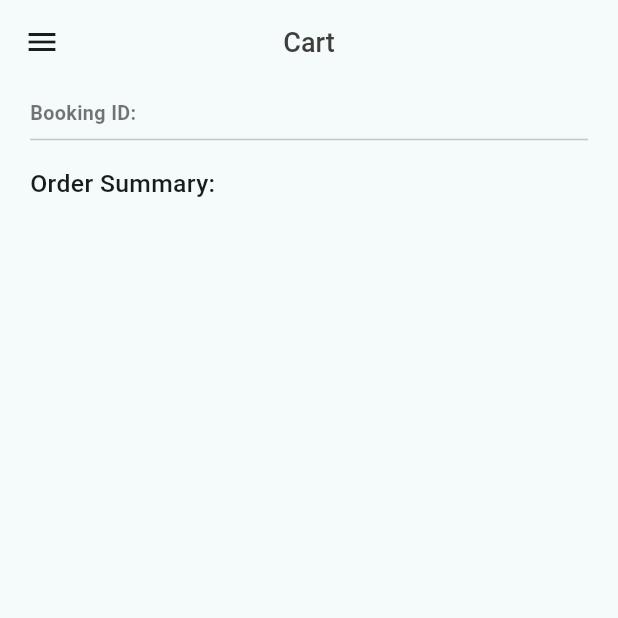
After one commit to wxiaoxuan/jiak_users_app, a Flutter app: the MyOrderCopy screen opened directly, on a phone screen of 412 x 824 dp, the top half of it. The commit adds this screen. Run offline on Flutter 3.47's test engine with Material 2 defaults, Android fonts, the light colour scheme and no system bars; our stand-ins replace carousel_slider, geocoding, geolocator, shared_preferences; missing offline and left inert: bcrypt, mongo_dart, number_inc_dec; accounts and stored records are empty.

Commit message:
User able to get data in My Order Page for 1 Menu Item
- Yet to fix for multiple items

```diff
--- a/lib/pages/cart_checkout.dart
+++ b/lib/pages/cart_checkout.dart
@@ -21,8 +21,8 @@ class _CartCheckoutState extends State<CartCheckout> {
   final customerEmail = sharedPreferences?.get('email');
 
   // =============== Insert User's Current Cart into DB ======================
-  Future<void> insertCartIntoDB(BuildContext context,
-      double totalCartPrice) async {
+  Future<void> insertCartIntoDB(
+      BuildContext context, double totalCartPrice) async {
     final cartProvider = Provider.of<CartProvider>(context, listen: false);
 
     // Prepare a list of CartItems objects based on the Items in the Cart
@@ -58,7 +58,6 @@ class _CartCheckoutState extends State<CartCheckout> {
   @override
   Widget build(BuildContext context) {
     final cartProvider = Provider.of<CartProvider>(context, listen: false);
-    // print(cartProvider.cartItems);
 
     // to calculate the initial total price
     cartProvider.calculateTotalPrice();
@@ -81,23 +80,14 @@ class _CartCheckoutState extends State<CartCheckout> {
         children: [
           // Header - Order Summary
           Container(
-            width: MediaQuery
-                .of(context)
-                .size
-                .width * 0.92,
-            height: MediaQuery
-                .of(context)
-                .size
-                .height * 0.05,
+            width: MediaQuery.of(context).size.width * 0.92,
+            height: MediaQuery.of(context).size.height * 0.05,
             // color: Colors.black12,
             alignment: Alignment.centerLeft,
             child: Text(
               'Order Summary:',
               style: TextStyle(
-                fontSize: MediaQuery
-                    .of(context)
-                    .size
-                    .width * 0.040,
+                fontSize: MediaQuery.of(context).size.width * 0.040,
                 fontWeight: FontWeight.w600,
                 color: Colors.black87,
               ),
@@ -105,16 +95,14 @@ class _CartCheckoutState extends State<CartCheckout> {
           ),
           // Display Menu Items In Cart
           SizedBox(
-            height: MediaQuery
-                .of(context)
-                .size
-                .height * 0.67,
+            height: MediaQuery.of(context).size.height * 0.67,
             child:
-            Consumer<CartProvider>(builder: (context, cartProvider, child) {
+                Consumer<CartProvider>(builder: (context, cartProvider, child) {
               return ListView.builder(
                   itemCount: cartProvider.cartItems.length,
                   itemBuilder: (context, index) {
                     final menuItem = cartProvider.cartItems[index];
+                    // print(cartProvider.cartItems);
 
                     return GestureDetector(
                       onTap: () {},
@@ -127,7 +115,7 @@ class _CartCheckoutState extends State<CartCheckout> {
                             title: Text(
                               menuItem['menuTitle'],
                               style:
-                              const TextStyle(fontWeight: FontWeight.w500),
+                                  const TextStyle(fontWeight: FontWeight.w500),
                             ),
                             subtitle: Row(
                               children: [
@@ -178,8 +166,7 @@ class _CartCheckoutState extends State<CartCheckout> {
                               child: Row(
                                 children: [
                                   Text(
-                                    '\$${cartProvider.calculateTotalItemPrice(
-                                        menuItem).toStringAsFixed(2)}',
+                                    '\$${cartProvider.calculateTotalItemPrice(menuItem).toStringAsFixed(2)}',
                                     style: const TextStyle(
                                       fontWeight: FontWeight.w500,
                                       fontSize: 16.0,
@@ -206,14 +193,8 @@ class _CartCheckoutState extends State<CartCheckout> {
           // Check Out Button
           Container(
             color: Colors.black12,
-            width: MediaQuery
-                .of(context)
-                .size
-                .width,
-            height: MediaQuery
-                .of(context)
-                .size
-                .height * 0.155,
+            width: MediaQuery.of(context).size.width,
+            height: MediaQuery.of(context).size.height * 0.155,
             child: Column(children: [
               Padding(
                   padding: const EdgeInsets.only(top: 25.0, bottom: 5.0),
@@ -223,8 +204,24 @@ class _CartCheckoutState extends State<CartCheckout> {
                         fontWeight: FontWeight.bold, fontSize: 18.0),
                   )),
               ElevatedButton(
-                onPressed: () {
-                  insertCartIntoDB(context, totalCartPrice);
+                onPressed: () async {
+                  await insertCartIntoDB(context, totalCartPrice);
+                  // Store the Cart Data in Provider's LatestOrder to display in My Order Page
+                  final cartProvider =
+                      Provider.of<CartProvider>(context, listen: false);
+
+                  // store cartProvider.cartItems's data in a variable
+                  List<Map<String, dynamic>> newOrder = cartProvider.cartItems;
+                  // can insert one menu item.
+                  // how bout multiple menu items?
+
+                  print("newOrder");
+                  print(newOrder);
+
+                  // print(cartProvider.cartItems);
+                  cartProvider.setLatestOrder(newOrder);
+
+                  // // Clear Cart
                   cartProvider.clearCart();
                   totalCartPrice = 0.0;
                   setState(() {});
@@ -241,3 +238,20 @@ class _CartCheckoutState extends State<CartCheckout> {
     );
   }
 }
+// 'cartTotalPrice': totalCartPrice,
+// 'menuID': cartProvider.cartItems[0]['menuID'],
+// 'menuTitle': cartProvider.cartItems[0]['menuTitle'],
+// 'menuInformation': cartProvider.cartItems[0]
+//     ['menuInformation'],
+// 'menuPrice': cartProvider.cartItems[0]['menuPrice'],
+
+// //
+// final orderData = {
+//   'sellerID':
+//       cartProvider.cartItems[0]['sellerID'].toString(),
+//   'sellerName': cartProvider.cartItems[0]['sellerName'],
+//   'customerName': customerName.toString(),
+//   'customerEmail': customerEmail.toString(),
+//   'cartItems': cartProvider.cartItems[0],
+//   'timestamp': DateTime.now(),
+// };
--- a/lib/pages/home.dart
+++ b/lib/pages/home.dart
@@ -5,9 +5,9 @@ import 'package:jiak_users_app/widgets/homeWidgets/iconTextItem.dart';
 import 'package:provider/provider.dart';
 
 import '../provider/cart_provider.dart';
-import '../widgets/homeWidgets/headers.dart';
 import '../resources/mongoDB.dart';
 import '../widgets/customDrawer.dart';
+import '../widgets/homeWidgets/headers.dart';
 import '../widgets/homeWidgets/sellerListHorizontal.dart';
 
 class Home extends StatefulWidget {
--- a/lib/pages/my_order.dart
+++ b/lib/pages/my_order.dart
@@ -197,7 +197,7 @@ class _MyOrderState extends State<MyOrder> {
               ],
             ),
 
-            // Order Summary Header
+
             const Divider(),
 
             const SizedBox(height: 10.0),
--- /dev/null
+++ b/lib/pages/my_order_copy.dart
@@ -0,0 +1,101 @@
+import 'package:flutter/material.dart';
+import 'package:provider/provider.dart';
+
+import '../provider/cart_provider.dart';
+import '../widgets/customDrawer.dart';
+
+class MyOrderCopy extends StatefulWidget {
+  // final Map<String, dynamic>? latestOrder;
+
+  const MyOrderCopy({super.key});
+
+  @override
+  State<MyOrderCopy> createState() => _MyOrderCopyState();
+}
+
+class _MyOrderCopyState extends State<MyOrderCopy> {
+  @override
+  Widget build(BuildContext context) {
+    final cartProvider = Provider.of<CartProvider>(context);
+
+    print('================');
+    print("cartProvider.latestOrders");
+    // print(cartProvider.latestOrders[0]['sellerName']);
+    print(cartProvider.latestOrders);
+    // print("cartProvider.cartItems");
+    // print(cartProvider.cartItems);
+
+    return Scaffold(
+      drawer: const CustomDrawer(),
+      appBar: AppBar(
+        // backgroundColor: Colors.yellow[800],
+        title: const Text("Cart"),
+        titleTextStyle: const TextStyle(
+          color: Color(0xff3e3e3c),
+          fontSize: 18.0,
+          fontWeight: FontWeight.w500,
+        ),
+        centerTitle: true,
+      ),
+      body: Padding(
+        padding: const EdgeInsets.symmetric(horizontal: 20.0),
+        child: Column(
+          crossAxisAlignment: CrossAxisAlignment.start,
+          children: [
+            const SizedBox(height: 10.0),
+            // Booking ID Header
+            Row(
+              children: [
+                Text(
+                  'Booking ID: ',
+                  style: TextStyle(
+                      fontSize: MediaQuery.of(context).size.width * 0.032,
+                      fontWeight: FontWeight.w600,
+                      color: Colors.black54),
+                ),
+                // Text(
+                //   latestOrder['_id'].toString(),
+                //   style: TextStyle(
+                //     color: Colors.black54,
+                //     fontSize: MediaQuery
+                //         .of(context)
+                //         .size
+                //         .width * 0.032,
+                //   ),
+                // ),
+              ],
+            ),
+            const Divider(),
+            const SizedBox(height: 10.0),
+
+            // Order Summary Header
+            Text(
+              'Order Summary: ',
+              style: TextStyle(
+                fontSize: MediaQuery.of(context).size.width * 0.040,
+                fontWeight: FontWeight.w500,
+              ),
+            ),
+            // Expanded(
+            //     child: Column(
+            //   children: [
+            //     // Seller Name
+            //     Text(
+            //       // 'Menu Title: ${latestOrder?[0]['menuTitle'] ?? 'Nil'}',
+            //       '${latestOrder?[0]['sellerName'] ?? 'Nil'}',
+            //       style: TextStyle(
+            //         fontSize: MediaQuery.of(context).size.width * 0.036,
+            //         fontWeight: FontWeight.w500,
+            //       ),
+            //     ),
+            //     const SizedBox(height: 5.0),
+            //
+            //     const Divider(),
+            //   ],
+            // )),
+          ],
+        ),
+      ),
+    );
+  }
+}
--- a/lib/provider/cart_provider.dart
+++ b/lib/provider/cart_provider.dart
@@ -5,6 +5,22 @@ class CartProvider extends ChangeNotifier {
   List<Map<String, dynamic>> cartItems = [];
   Map<String, int> cartItemsQuantity = {};
   double totalCartPrice = 0.0;
+
+  List<Map<String, dynamic>> latestOrders = [];
+
+  // Set the latest order
+  void setLatestOrder(List<Map<String, dynamic>> order) {
+    print("Order data in provider: $order");
+    latestOrders = order;
+    notifyListeners();
+
+    print(latestOrders);
+  }
+
+  // void clearLatestOrder() {
+  //   latestOrders = null;
+  //   notifyListeners();
+  // }
 
   void addToCart(Map<String, dynamic> seller, String menuItemID,
       Map<String, dynamic> menuItem, int quantity) {
@@ -52,7 +68,7 @@ class CartProvider extends ChangeNotifier {
   void updateCartItemQuantity(String menuItemID, int quantity) {
     // Find the index of the item in cartItems
     final int index =
-    cartItems.indexWhere((item) => item['menuID'] == menuItemID);
+        cartItems.indexWhere((item) => item['menuID'] == menuItemID);
 
     if (index != -1) {
       // Update the quantity
@@ -67,7 +83,7 @@ class CartProvider extends ChangeNotifier {
   double calculateTotalPrice() {
     return cartItems.fold(
       0.0,
-          (total, item) => total + item['menuPrice'] * item['quantity'],
+      (total, item) => total + item['menuPrice'] * item['quantity'],
     );
   }
 
--- a/lib/task.txt
+++ b/lib/task.txt
@@ -19,7 +19,10 @@ THURSDAY
 
 - Add Timestamp to My Order Page [D]
 - Upon order being delivered, clear / empty the Order Delivery Page.
-- Clear Order Delivery Page after customer received the order in 20mins [Set Timer]
+- Clear Order Delivery Page after customer received the order in 20mins [Set Timer] [Optional]
+
+- [cart page] If cart is empty, user cannot check out [error handling]
+- [cart page] Display screen when there are no items in the cart
 
 - If user add another item that is alr exists in the cart, update the quantity
   instead of displaying as a new item
--- a/lib/widgets/customDrawer.dart
+++ b/lib/widgets/customDrawer.dart
@@ -5,7 +5,7 @@ import 'package:shared_preferences/shared_preferences.dart';
 
 import '../authentication/authentication_screen.dart';
 import '../pages/home.dart';
-import '../pages/my_order.dart';
+import '../pages/my_order_copy.dart';
 
 class CustomDrawer extends StatelessWidget {
   const CustomDrawer({super.key});
@@ -89,7 +89,7 @@ class CustomDrawer extends StatelessWidget {
                       Navigator.push(
                           context,
                           MaterialPageRoute(
-                            builder: (context) => const MyOrder(),
+                            builder: (context) => const MyOrderCopy(),
                           ));
                     },
                   ),
```
